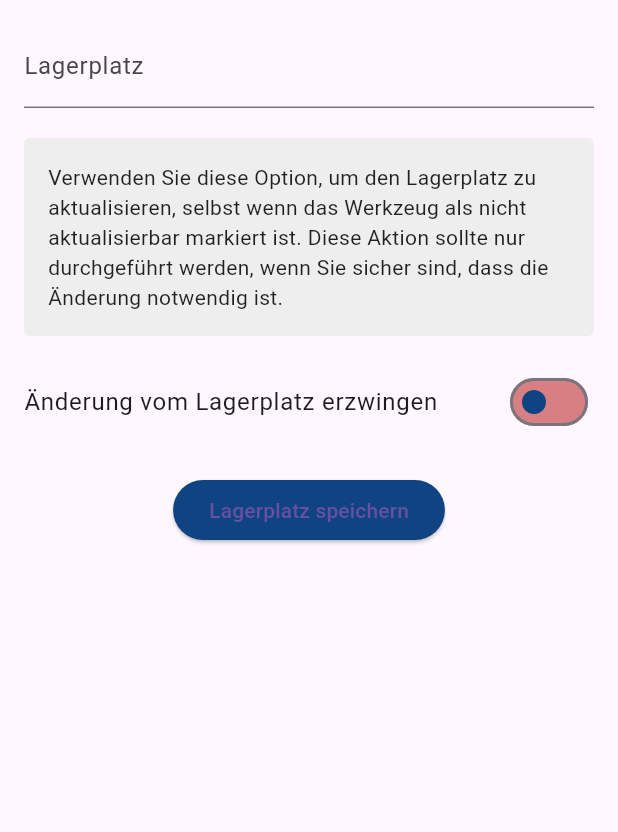
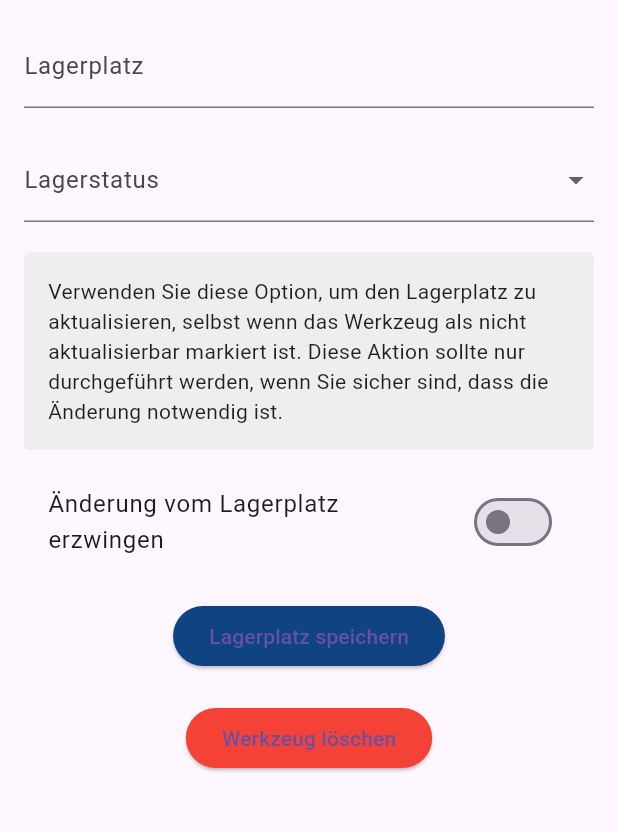
Before and after one commit to svenger87/ttp_urlcompleter, a Flutter app: the EditToolScreen screen opened directly with empty values, on a phone screen of 412 x 824 dp, the part 84-916 px from its top. Run offline on Flutter 3.47's test engine with Material 3 defaults, Android fonts, the phone set to English and light mode, and no system bars; our stand-ins replace flutter_typeahead, shared_preferences, vibration, video_player; missing offline and left inert: flutter_webview_plugin, pdfx, qr_code_scanner, video_player_win, webview_windows, window_manager; accounts and stored records are empty.

Commit message:
Add deletion of tools and storage status

```diff
--- a/lib/edit_tool_screen.dart
+++ b/lib/edit_tool_screen.dart
@@ -1,4 +1,4 @@
-// ignore_for_file: library_private_types_in_public_api, use_build_context_synchronously, prefer_const_constructors
+// ignore_for_file: library_private_types_in_public_api, use_build_context_synchronously
 
 import 'package:flutter/material.dart';
 import 'tool_service.dart';
@@ -15,14 +15,16 @@ class EditToolScreen extends StatefulWidget {
 class _EditToolScreenState extends State<EditToolScreen> {
   final _formKey = GlobalKey<FormState>();
   late String _storageLocation;
+  late String _storageStatus;
   bool _isLoading = false;
   bool _hasError = false;
-  bool _forceUpdate = false; // Force update flag
+  bool _forceUpdate = false;
 
   @override
   void initState() {
     super.initState();
     _storageLocation = widget.tool.storageLocation;
+    _storageStatus = widget.tool.storageStatus;
   }
 
   Future<void> _updateTool() async {
@@ -39,6 +41,7 @@ class _EditToolScreenState extends State<EditToolScreen> {
       final result = await ToolService().updateTool(
         widget.tool.id,
         _storageLocation,
+        storageStatus: _storageStatus,
         doNotUpdate: doNotUpdate,
         forceUpdate: _forceUpdate,
       );
@@ -52,7 +55,7 @@ class _EditToolScreenState extends State<EditToolScreen> {
         ScaffoldMessenger.of(context).showSnackBar(
           const SnackBar(
               content: Text(
-                  'Änderung nicht zugelassen! Falls erfolderlich erzwingen!')),
+                  'Änderung nicht zugelassen! Falls erforderlich erzwingen!')),
         );
       } else {
         ScaffoldMessenger.of(context).showSnackBar(
@@ -73,12 +76,38 @@ class _EditToolScreenState extends State<EditToolScreen> {
     }
   }
 
+  Future<void> _deleteTool() async {
+    setState(() {
+      _isLoading = true;
+      _hasError = false;
+    });
+
+    try {
+      await ToolService().deleteTool(widget.tool.id);
+      ScaffoldMessenger.of(context).showSnackBar(
+        const SnackBar(content: Text('Werkzeug erfolgreich gelöscht')),
+      );
+      Navigator.pop(context);
+    } catch (e) {
+      setState(() {
+        _hasError = true;
+      });
+      ScaffoldMessenger.of(context).showSnackBar(
+        const SnackBar(content: Text('Löschen des Werkzeugs fehlgeschlagen')),
+      );
+    } finally {
+      setState(() {
+        _isLoading = false;
+      });
+    }
+  }
+
   @override
   Widget build(BuildContext context) {
     return Scaffold(
       appBar: AppBar(
         title: const Text('Werkzeuglagerverwaltung'),
-        backgroundColor: const Color(0xFF104382), // Set the desired color
+        backgroundColor: const Color(0xFF104382),
       ),
       body: Padding(
         padding: const EdgeInsets.all(16.0),
@@ -109,7 +138,30 @@ class _EditToolScreenState extends State<EditToolScreen> {
                         ),
                         const SizedBox(height: 20),
 
-                        // Hint box for "Force Update"
+                        // Add a dropdown for storage status
+                        DropdownButtonFormField<String>(
+                          value: _storageStatus,
+                          items: const [
+                            DropdownMenuItem(
+                              value: 'In stock',
+                              child: Text('Auf Lager'),
+                            ),
+                            DropdownMenuItem(
+                              value: 'Out of stock',
+                              child: Text('Nicht auf Lager'),
+                            ),
+                          ],
+                          onChanged: (value) {
+                            setState(() {
+                              _storageStatus = value!;
+                            });
+                          },
+                          decoration: const InputDecoration(
+                            labelText: 'Lagerstatus',
+                          ),
+                        ),
+                        const SizedBox(height: 20),
+
                         Container(
                           padding: const EdgeInsets.all(16.0),
                           decoration: BoxDecoration(
@@ -128,35 +180,37 @@ class _EditToolScreenState extends State<EditToolScreen> {
                         ),
                         const SizedBox(height: 16),
 
-                        // Switch to force update
-                        SwitchTheme(
-                          data: SwitchThemeData(
-                            thumbColor: MaterialStateProperty.all(const Color(
-                                0xFF104382)), // Color when switch is on
-                            trackColor: MaterialStateProperty.all(
-                                Color.fromARGB(255, 179, 8, 8).withOpacity(
-                                    0.5)), // Color when switch is off
-                          ),
-                          child: SwitchListTile(
+                        SwitchListTile(
                           title:
                               const Text('Änderung vom Lagerplatz erzwingen'),
                           value: _forceUpdate,
                           onChanged: (value) {
                             setState(() {
-                                _forceUpdate = value; // Ensure state is updated
+                              _forceUpdate = value;
                             });
                           },
-                            contentPadding: const EdgeInsets.symmetric(
-                                horizontal: 0.0), // Remove default padding
-                          ),
                         ),
                         const SizedBox(height: 20),
+
                         Center(
                           child: ElevatedButton(
                             onPressed: _updateTool,
                             style: ElevatedButton.styleFrom(
-                                backgroundColor: Color(0xFF104382)),
+                              backgroundColor: const Color(0xFF104382),
+                            ),
                             child: const Text('Lagerplatz speichern'),
+                          ),
+                        ),
+                        const SizedBox(height: 20),
+
+                        // Add a delete button
+                        Center(
+                          child: ElevatedButton(
+                            onPressed: _deleteTool,
+                            style: ElevatedButton.styleFrom(
+                              backgroundColor: Colors.red,
+                            ),
+                            child: const Text('Werkzeug löschen'),
                           ),
                         ),
                       ],
--- a/lib/tool.dart
+++ b/lib/tool.dart
@@ -3,6 +3,7 @@ class Tool {
   final String toolNumber;
   final String name;
   final String storageLocation;
+  final String storageStatus;
   final bool doNotUpdate;
 
   Tool({
@@ -10,6 +11,7 @@ class Tool {
     required this.toolNumber,
     required this.name,
     required this.storageLocation,
+    required this.storageStatus,
     required this.doNotUpdate,
   });
 
@@ -19,6 +21,7 @@ class Tool {
       toolNumber: json['tool_number'],
       name: json['name'],
       storageLocation: json['storage_location'],
+      storageStatus: json['storage_status'],
       doNotUpdate:
           json['do_not_update'] == 1, // Convert DB boolean to Dart bool
     );
@@ -30,6 +33,7 @@ class Tool {
       'tool_number': toolNumber,
       'name': name,
       'storage_location': storageLocation,
+      'storage_status': storageStatus,
       'do_not_update': doNotUpdate ? 1 : 0, // Convert Dart bool to DB boolean
     };
   }
```
Also changed, not shown: lib/tool_service.dart (+18 -3 lines), lib/tool_ui.dart (+140 -25 lines). Lines whose indentation alone changed are shown as unchanged.
